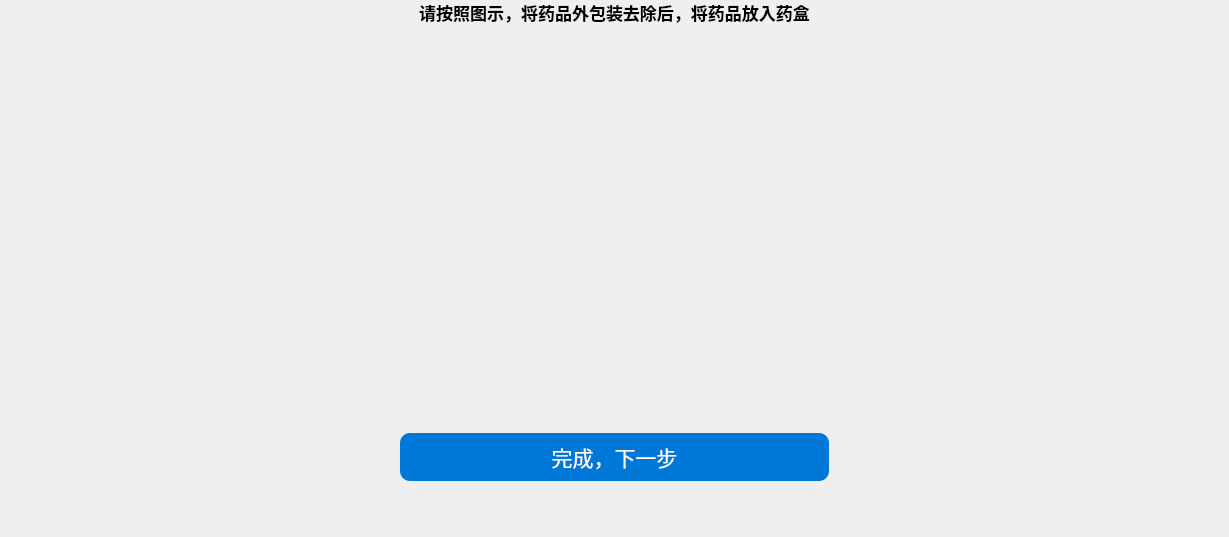
Old version of the form store_page2.ui in the repository tongvvv/medicineBox.
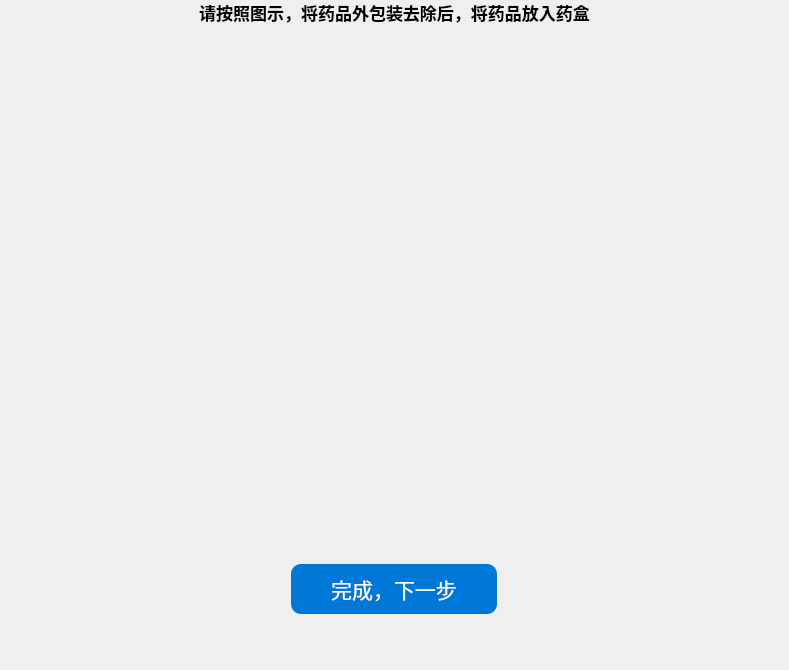
New version of the form. Icons and pictures are not drawn.

Diff of the .ui file:
```diff
--- a/store_page2.ui
+++ b/store_page2.ui
@@ -6,8 +6,8 @@
    <rect>
     <x>0</x>
     <y>0</y>
-    <width>1229</width>
-    <height>537</height>
+    <width>789</width>
+    <height>670</height>
    </rect>
   </property>
   <property name="windowTitle">
@@ -18,13 +18,13 @@
     <number>0</number>
    </property>
    <property name="leftMargin">
-    <number>350</number>
+    <number>0</number>
    </property>
    <property name="topMargin">
     <number>0</number>
    </property>
    <property name="rightMargin">
-    <number>350</number>
+    <number>0</number>
    </property>
    <property name="bottomMargin">
     <number>26</number>
@@ -97,7 +97,10 @@
          <pixmap resource="images.qrc">:/images/store_page2.png</pixmap>
         </property>
         <property name="scaledContents">
-         <bool>true</bool>
+         <bool>false</bool>
+        </property>
+        <property name="alignment">
+         <set>Qt::AlignCenter</set>
         </property>
        </widget>
       </item>
@@ -108,13 +111,13 @@
     <widget class="QWidget" name="widget_3" native="true">
      <layout class="QHBoxLayout" name="horizontalLayout_3">
       <property name="leftMargin">
-       <number>50</number>
+       <number>0</number>
       </property>
       <property name="topMargin">
        <number>0</number>
       </property>
       <property name="rightMargin">
-       <number>50</number>
+       <number>0</number>
       </property>
       <property name="bottomMargin">
        <number>30</number>
@@ -122,7 +125,7 @@
       <item>
        <widget class="QPushButton" name="next">
         <property name="sizePolicy">
-         <sizepolicy hsizetype="Preferred" vsizetype="Preferred">
+         <sizepolicy hsizetype="Fixed" vsizetype="Preferred">
           <horstretch>0</horstretch>
           <verstretch>0</verstretch>
          </sizepolicy>
@@ -139,7 +142,7 @@
     color: white;
     border-radius: 10px;
     border: none;
-    padding: 8px 16px;
+    padding: 8px 40px;
 }
 
 QPushButton:hover {
```
